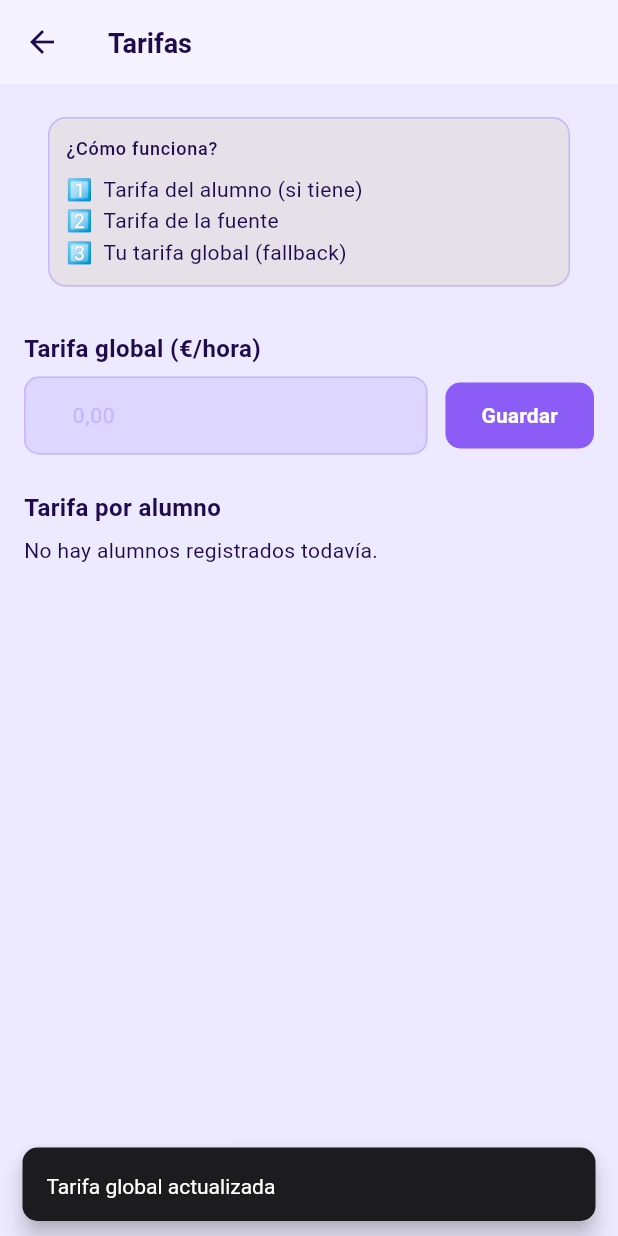
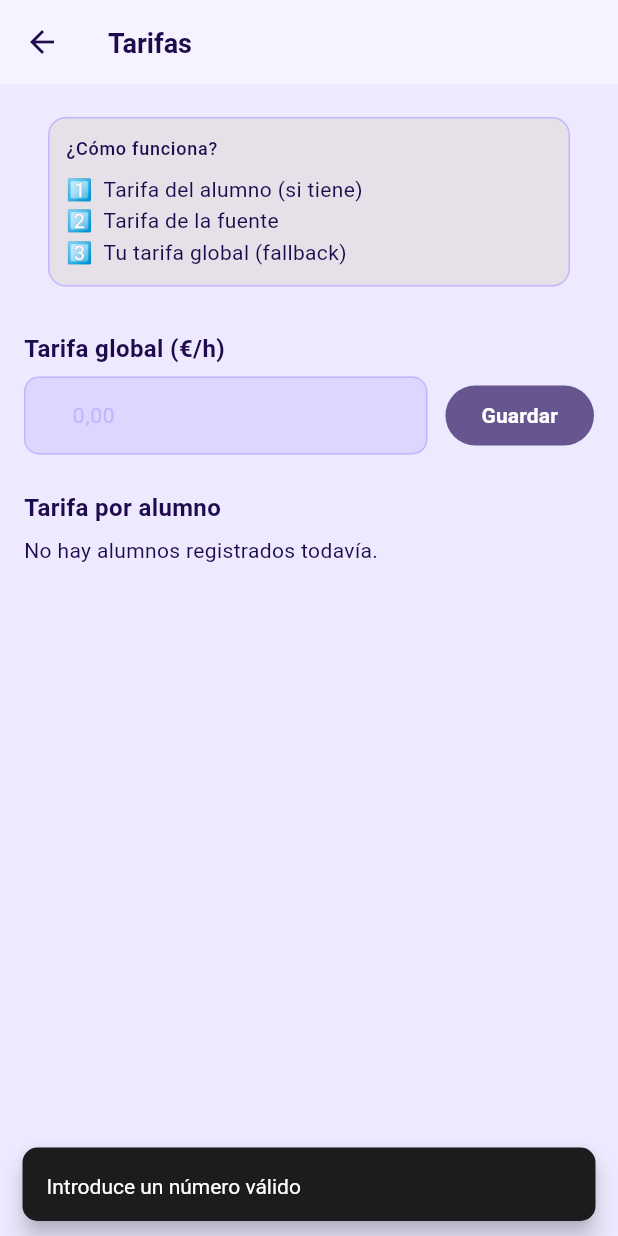
Before and after one commit to AlvaroMarcha/teacherapp, a Flutter app: the TarifasScreen screen opened by its route, after a tap on "Guardar", on a phone screen of 412 x 824 dp. Run offline on Flutter 3.47's test engine with Material 3 defaults, Android fonts, the phone set to English and light mode, and no system bars; our stand-ins replace drift, flutter_colorpicker, flutter_riverpod, flutter_secure_storage, flutter_slidable, go_router and 2 more; accounts and stored records are empty; generated files the repository leaves out were written again.

Commit message:
feat: add global rate management with fallback for students without a rate

```diff
--- a/lib/presentation/providers/theme_provider.dart
+++ b/lib/presentation/providers/theme_provider.dart
@@ -32,3 +32,29 @@ final themeModeProvider =
     StateNotifierProvider<ThemeModeNotifier, AppThemeMode>(
   (ref) => ThemeModeNotifier(),
 );
+
+// ── Tarifa global (€/h, fallback cuando alumno no tiene tarifa) ──────────────
+
+const _kTarifaGlobalKey = 'tarifa_global';
+
+class TarifaGlobalNotifier extends StateNotifier<double> {
+  TarifaGlobalNotifier() : super(0.0) {
+    _load();
+  }
+
+  Future<void> _load() async {
+    final prefs = await SharedPreferences.getInstance();
+    state = prefs.getDouble(_kTarifaGlobalKey) ?? 0.0;
+  }
+
+  Future<void> set(double value) async {
+    state = value;
+    final prefs = await SharedPreferences.getInstance();
+    await prefs.setDouble(_kTarifaGlobalKey, value);
+  }
+}
+
+final tarifaGlobalProvider =
+    StateNotifierProvider<TarifaGlobalNotifier, double>(
+  (ref) => TarifaGlobalNotifier(),
+);
--- a/lib/presentation/screens/ajustes/tarifas_screen.dart
+++ b/lib/presentation/screens/ajustes/tarifas_screen.dart
@@ -4,6 +4,7 @@ import '../../../core/constants/app_text_styles.dart';
 import '../../../core/utils/currency_utils.dart';
 import '../../providers/alumnos_provider.dart';
 import '../../providers/database_provider.dart';
+import '../../providers/theme_provider.dart';
 
 /// Pantalla para ver y editar la jerarquía de tarifas.
 ///
@@ -64,11 +65,20 @@ class _TarifaGlobalState extends ConsumerState<_TarifaGlobal> {
   final _ctrl = TextEditingController();
 
   @override
+  void initState() {
+    super.initState();
+    WidgetsBinding.instance.addPostFrameCallback((_) {
+      final tarifa = ref.read(tarifaGlobalProvider);
+      if (tarifa > 0) _ctrl.text = tarifa.toStringAsFixed(2);
+    });
+  }
+
+  @override
   Widget build(BuildContext context) {
     return Column(
       crossAxisAlignment: CrossAxisAlignment.start,
       children: [
-        Text('Tarifa global (€/hora)', style: AppTextStyles.titleSmall),
+        Text('Tarifa global (€/h)', style: AppTextStyles.titleSmall),
         const SizedBox(height: 8),
         Row(
           children: [
@@ -80,15 +90,24 @@ class _TarifaGlobalState extends ConsumerState<_TarifaGlobal> {
                 decoration: const InputDecoration(
                   hintText: '0,00',
                   prefixText: '€ ',
+                  suffixText: '/h',
                 ),
               ),
             ),
             const SizedBox(width: 12),
-            ElevatedButton(
+            FilledButton(
               onPressed: () {
-                // TODO: guardar tarifa global en preferences / tabla config
+                final v =
+                    double.tryParse(_ctrl.text.trim().replaceAll(',', '.'));
+                if (v == null || v < 0) {
+                  ScaffoldMessenger.of(context).showSnackBar(
+                    const SnackBar(content: Text('Introduce un número válido')),
+                  );
+                  return;
+                }
+                ref.read(tarifaGlobalProvider.notifier).set(v);
                 ScaffoldMessenger.of(context).showSnackBar(
-                  const SnackBar(content: Text('Tarifa global actualizada')),
+                  const SnackBar(content: Text('Tarifa global guardada')),
                 );
               },
               child: const Text('Guardar'),
@@ -122,28 +141,31 @@ class _TarifasPorAlumno extends ConsumerWidget {
             if (alumnos.isEmpty) {
               return const Text('No hay alumnos registrados todavía.');
             }
-            return ListView.separated(
-              shrinkWrap: true,
-              physics: const NeverScrollableScrollPhysics(),
-              itemCount: alumnos.length,
-              separatorBuilder: (_, __) => const Divider(height: 1),
-              itemBuilder: (context, i) {
-                final alumno = alumnos[i];
-                return ListTile(
-                  contentPadding: EdgeInsets.zero,
-                  title: Text(alumno.nombre),
-                  trailing: Text(
-                    alumno.tarifaSesion > 0
-                        ? CurrencyUtils.format(alumno.tarifaSesion)
-                        : 'Tarifa fuente / global',
-                    style: AppTextStyles.bodyMedium.copyWith(
-                      color: alumno.tarifaSesion > 0 ? null : Colors.grey,
+            return Card(
+              margin: EdgeInsets.zero,
+              clipBehavior: Clip.hardEdge,
+              child: Column(
+                children: [
+                  for (int i = 0; i < alumnos.length; i++) ...[
+                    ListTile(
+                      title: Text(alumnos[i].nombre),
+                      trailing: Text(
+                        alumnos[i].tarifaSesion > 0
+                            ? '${CurrencyUtils.format(alumnos[i].tarifaSesion)}/h'
+                            : 'Tarifa global',
+                        style: AppTextStyles.bodyMedium.copyWith(
+                          color:
+                              alumnos[i].tarifaSesion > 0 ? null : Colors.grey,
+                        ),
+                      ),
+                      onTap: () => _editarTarifa(context, ref, alumnos[i].id,
+                          alumnos[i].nombre, alumnos[i].tarifaSesion),
                     ),
-                  ),
-                  onTap: () => _editarTarifa(context, ref, alumno.id,
-                      alumno.nombre, alumno.tarifaSesion),
-                );
-              },
+                    if (i < alumnos.length - 1)
+                      const Divider(height: 1, indent: 16, endIndent: 16),
+                  ],
+                ],
+              ),
             );
           },
         ),
--- a/lib/presentation/screens/alumnos/alumno_form_screen.dart
+++ b/lib/presentation/screens/alumnos/alumno_form_screen.dart
@@ -111,7 +111,7 @@ class _AlumnoFormScreenState extends ConsumerState<AlumnoFormScreen> {
               TextFormField(
                 controller: _tarifaCtrl,
                 decoration: const InputDecoration(
-                  labelText: 'Tarifa por sesión (€)',
+                  labelText: 'Tarifa por hora (€/h)',
                   prefixIcon: Icon(Icons.euro_rounded),
                 ),
                 keyboardType: const TextInputType.numberWithOptions(
```
Also changed, not shown: lib/presentation/screens/ajustes/ajustes_screen.dart (+27 -3 lines), lib/presentation/screens/cobros/cobros_screen.dart (+7 -4 lines), lib/presentation/screens/sesiones/registro_sesion_screen.dart (+36 -7 lines).
